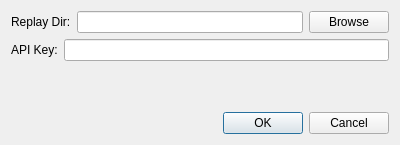
Qt form preferences.ui (computerfr33k/Dota2_Replay_Manager) before a commit.
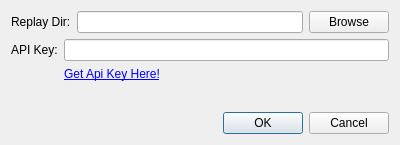
The same form after that commit.

```diff
--- a/preferences.ui
+++ b/preferences.ui
@@ -47,6 +47,13 @@
      <item row="0" column="1">
       <widget class="QLineEdit" name="apiKeyTextEdit"/>
      </item>
+     <item row="1" column="1">
+      <widget class="QLabel" name="label_3">
+       <property name="text">
+        <string>&lt;a href=&quot;https://www.mashape.com/computerfr33k/dota-2-replay-manager#!pricing&quot;&gt;Get Api Key Here!&lt;/a&gt;</string>
+       </property>
+      </widget>
+     </item>
     </layout>
    </item>
    <item>
```
